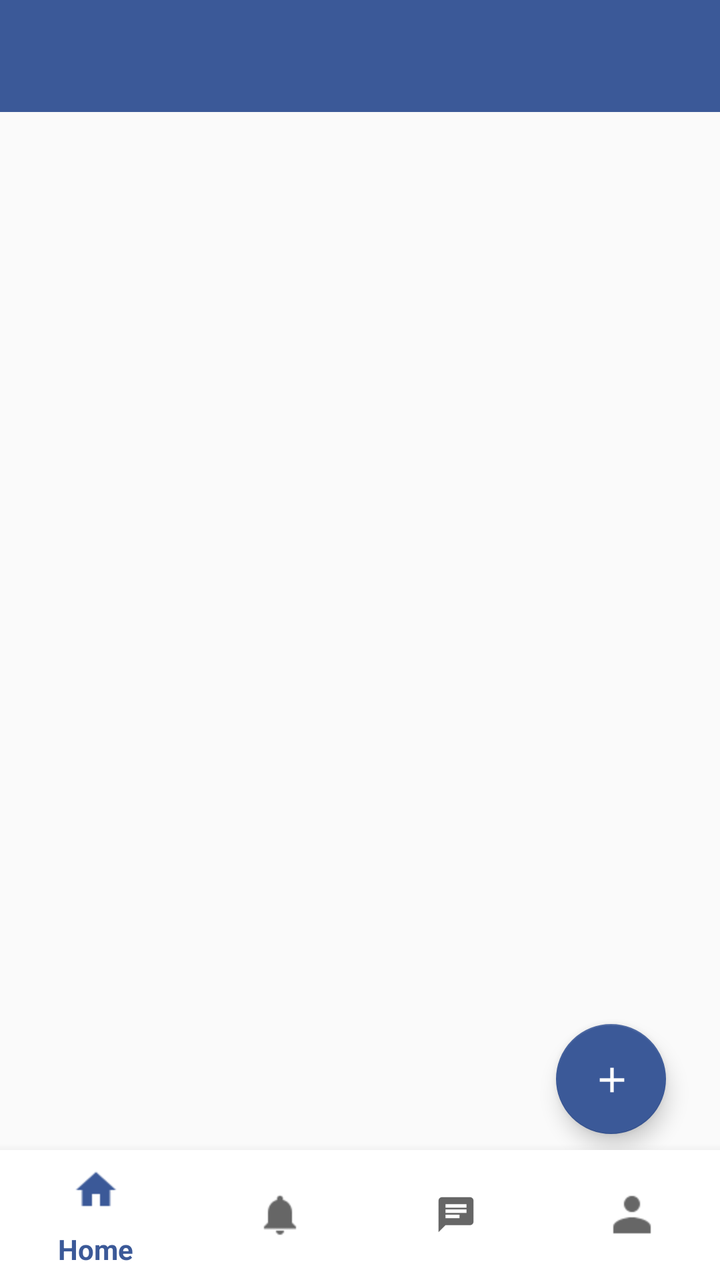
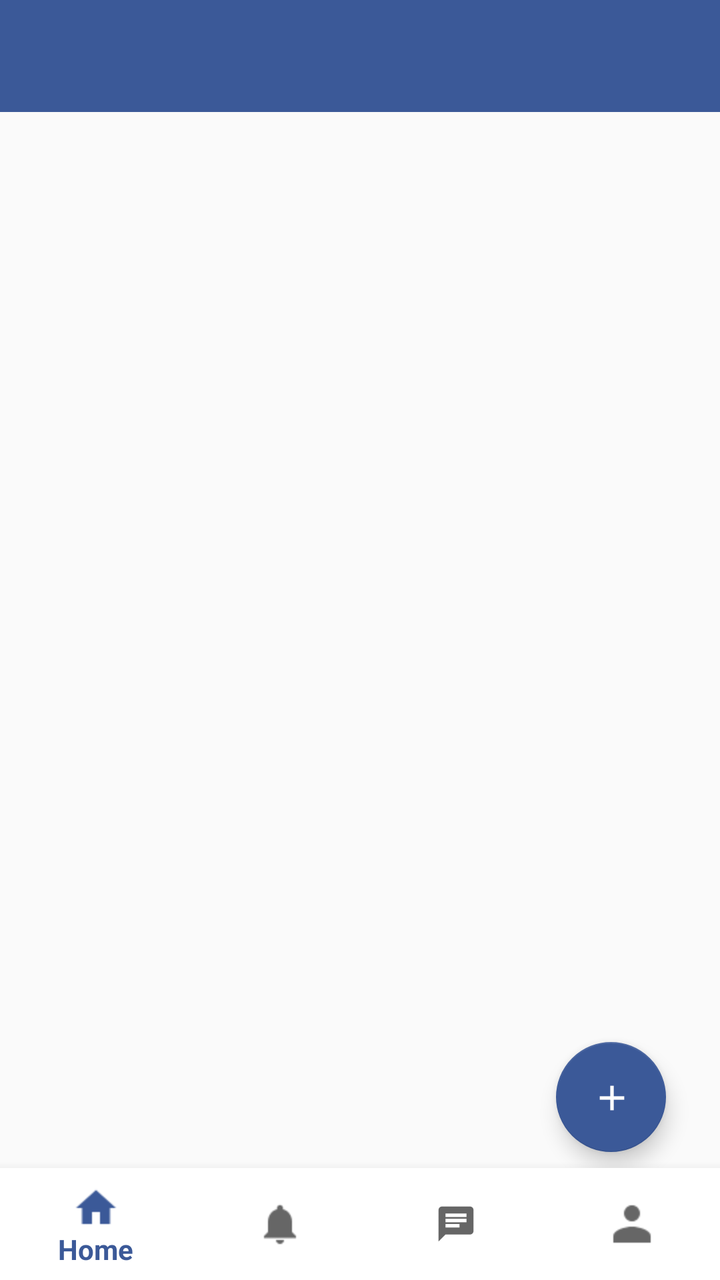

Compare the two renders of this Android layout. The source of the first and the diff that turns it into the second are given below.
<!-- AndroidManifest.xml: application theme AppTheme -->
<!-- res/layout/activity_main.xml -->
<?xml version="1.0" encoding="utf-8"?>
<android.support.constraint.ConstraintLayout xmlns:android="http://schemas.android.com/apk/res/android"
    xmlns:app="http://schemas.android.com/apk/res-auto"
    xmlns:tools="http://schemas.android.com/tools"
    android:layout_width="match_parent"
    android:layout_height="match_parent"
    tools:context=".MainActivity"
    tools:ignore="ExtraText">
    android:background="#e6e6e6">

    <android.support.v7.widget.Toolbar
        android:id="@+id/main_toolbar"
        android:layout_width="match_parent"
        android:layout_height="wrap_content"
        android:background="@color/colorPrimary"
        android:theme="@style/Base.ThemeOverlay.AppCompat.Dark.ActionBar"
        app:layout_constraintEnd_toEndOf="parent"
        app:layout_constraintStart_toStartOf="parent"
        app:layout_constraintTop_toTopOf="parent">

    </android.support.v7.widget.Toolbar>

    <android.support.design.widget.FloatingActionButton
        android:id="@+id/post_gos"
        android:layout_width="55dp"
        android:layout_height="56dp"
        android:layout_marginStart="317dp"
        android:layout_marginEnd="27dp"
        android:layout_marginBottom="8dp"
        android:clickable="true"
        android:focusable="true"
        android:src="@mipmap/gos"
        app:backgroundTint="@color/colorPrimary"
        app:layout_constraintBottom_toTopOf="@+id/main_bottom_nav"
        app:layout_constraintEnd_toEndOf="parent"
        app:layout_constraintHorizontal_bias="1.0"
        app:layout_constraintStart_toStartOf="parent" />

    <android.support.design.widget.BottomNavigationView
        android:id="@+id/main_bottom_nav"
        android:layout_width="0dp"
        android:layout_height="65dp"

        app:itemBackground="@color/ak"
        app:layout_constraintBottom_toBottomOf="parent"
        app:layout_constraintEnd_toEndOf="parent"
        app:layout_constraintHorizontal_bias="0.0"
        app:layout_constraintStart_toStartOf="parent"
        app:menu="@menu/asakky_menu" />

    <FrameLayout
        android:id="@+id/esasy_container"
        android:layout_width="0dp"
        android:layout_height="0dp"
        app:layout_constraintBottom_toTopOf="@+id/main_bottom_nav"
        app:layout_constraintEnd_toEndOf="parent"
        app:layout_constraintHorizontal_bias="1.0"
        app:layout_constraintStart_toStartOf="parent"
        app:layout_constraintTop_toBottomOf="@+id/main_toolbar">

    </FrameLayout>

</android.support.constraint.ConstraintLayout>
<!-- resources referenced by this layout -->
<resources>
  <color name="ak">#FFFFFF</color>
  <color name="colorPrimary">#3B5998</color>
  <!-- mipmap gos: png bitmap (mipmap-hdpi, 192 bytes) -->
  <style name="AppTheme" parent="Theme.AppCompat.Light.NoActionBar">
          
          <item name="colorPrimary">@color/colorPrimary</item>
          <item name="colorPrimaryDark">@color/colorPrimaryDark</item>
          <item name="colorAccent">@color/colorAccent</item>
      </style>
  <color name="colorPrimaryDark">#2f333f</color>
  <color name="colorAccent">#FF4081</color>
</resources>

<!-- the commit's change to res/layout/activity_main.xml (unified diff, before → after) -->
@@ -10,10 +10,11 @@
 
     <android.support.v7.widget.Toolbar
         android:id="@+id/main_toolbar"
-        android:layout_width="match_parent"
+        android:layout_width="0dp"
         android:layout_height="wrap_content"
         android:background="@color/colorPrimary"
         android:theme="@style/Base.ThemeOverlay.AppCompat.Dark.ActionBar"
+        app:layout_constraintBottom_toTopOf="@+id/esasy_container"
         app:layout_constraintEnd_toEndOf="parent"
         app:layout_constraintStart_toStartOf="parent"
         app:layout_constraintTop_toTopOf="parent">
@@ -39,7 +40,7 @@
     <android.support.design.widget.BottomNavigationView
         android:id="@+id/main_bottom_nav"
         android:layout_width="0dp"
-        android:layout_height="65dp"
+        android:layout_height="wrap_content"
 
         app:itemBackground="@color/ak"
         app:layout_constraintBottom_toBottomOf="parent"
